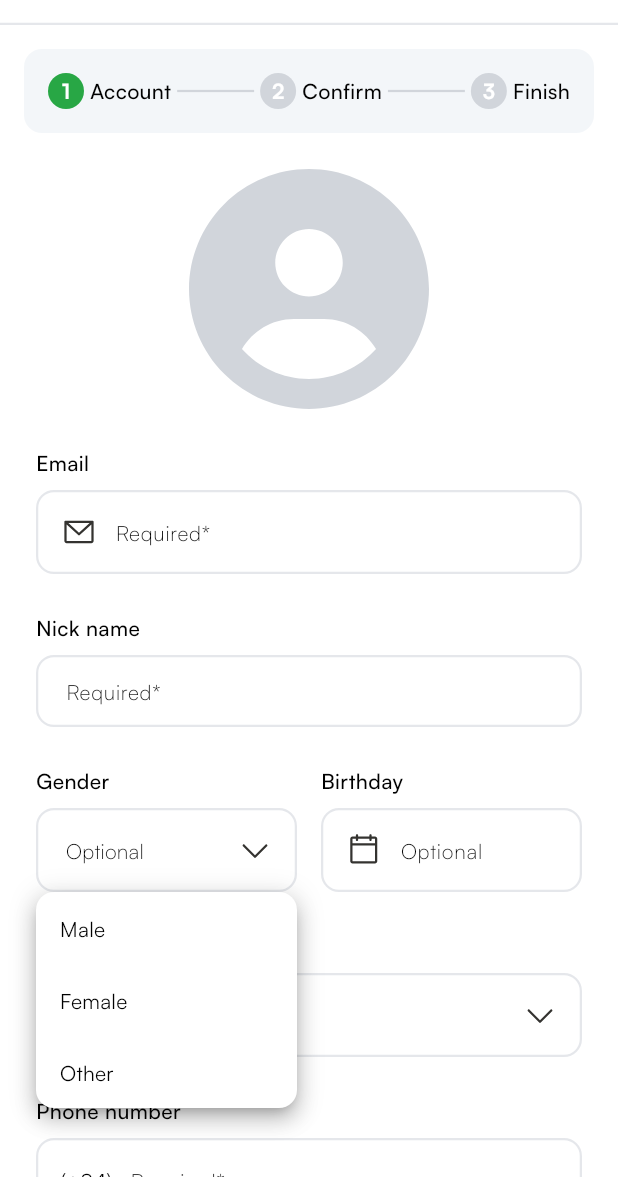
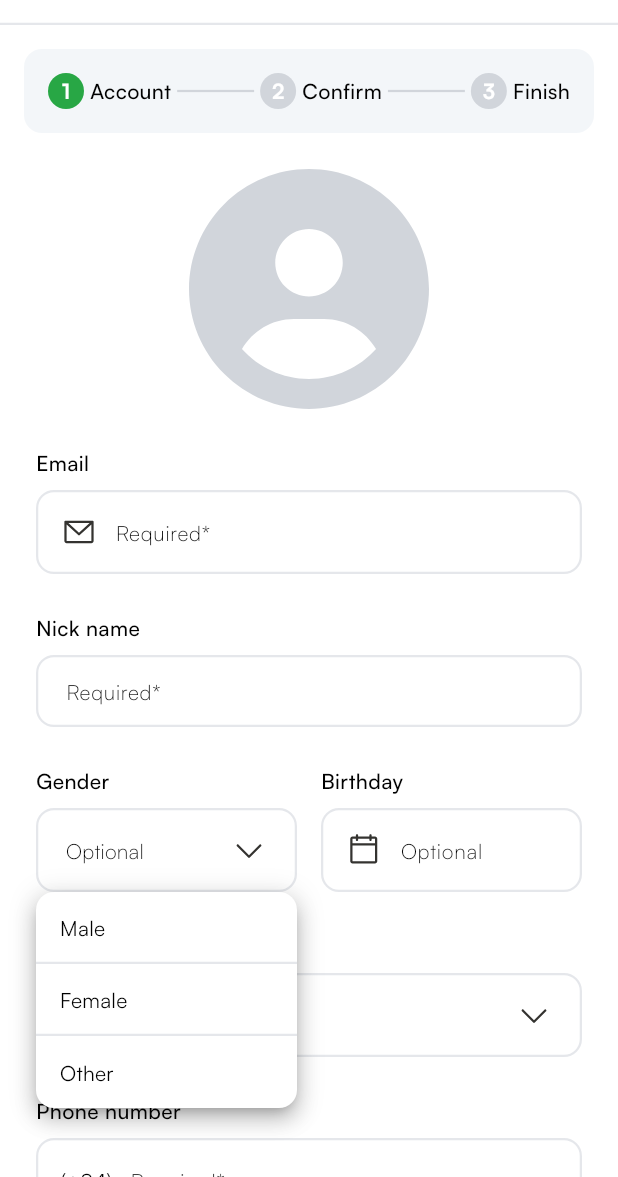
Before and after one commit to vinhppvk/janpanese-stuty-mobile, a Flutter app: the RegisterPage screen opened by its route, after a tap on "Optional", on a phone screen of 412 x 824 dp, the part 59-1236 px from its top. Run offline on Flutter 3.47's test engine with Material 3 defaults, Android fonts, the phone set to English and light mode, and no system bars; our stand-ins replace dropdown_button2, flutter_svg, get_it, go_router, image_cropper, image_picker and 1 more.

Commit message:
IHD-486: Refactor Component TextField

```diff
--- a/lib/common_components/text_field/drop_down_text_field.dart
+++ b/lib/common_components/text_field/drop_down_text_field.dart
@@ -1,7 +1,9 @@
 import 'package:dropdown_button2/dropdown_button2.dart';
 import 'package:flutter/material.dart';
+import 'package:flutter_svg/svg.dart';
 
-import '../../core/config/theme/custom_themes/dropdown_button2.dart';
+import '../../core/config/asset/icon_asset.dart';
+import '../../core/config/theme/style/color.dart';
 import '../../core/config/theme/style/font_style.dart';
 
 class DropDownTextField<T> extends StatelessWidget {
@@ -13,16 +15,22 @@ class DropDownTextField<T> extends StatelessWidget {
     this.selectedValue,
     this.onChanged,
     this.menuItemText,
+    this.menuItemBuilder,
     this.hint,
   });
 
   final String? title;
+  final String? hint;
   final TextEditingController? controller;
   final List<T> items;
   final T? selectedValue;
   final Function(T? value)? onChanged;
+
+  /// Map item to DropdownMenuItem display text
   final String Function(T item)? menuItemText;
-  final String? hint;
+
+  /// Custom DropdownMenuItem child, will ignore menuItemText
+  final Widget Function(BuildContext, T item)? menuItemBuilder;
 
   @override
   Widget build(BuildContext context) {
@@ -43,40 +51,87 @@ class DropDownTextField<T> extends StatelessWidget {
   }
 
   Widget _buildTextField(BuildContext context) {
-    Widget? hint;
-
-    if (this.hint != null) {
-      hint = Text(
-        this.hint!,
-        style: TTextStyle.getBodyMedium(
-          fontWeight: TFontWeight.light,
-        ),
-      );
-    }
-
     return DropdownButtonHideUnderline(
       child: DropdownButtonFormField2<T>(
         isExpanded: true,
-        hint: hint,
-        items: items.map(_buildMenuItem).toList(),
+        hint: hint != null
+            ? Text(
+                this.hint!,
+                style: TTextStyle.getBodyMedium(
+                  fontWeight: TFontWeight.light,
+                ),
+              )
+            : null,
+        items: List<DropdownMenuItem<T>>.generate(
+          items.length,
+          (int index) => _buildMenuItem(context, index),
+        ),
+        selectedItemBuilder: (BuildContext context) =>
+            items.map(_buildSelectedItem).toList(),
         value: selectedValue,
         onChanged: onChanged,
-        decoration: TDropDownButton2.inputDecoration,
-        buttonStyleData: TDropDownButton2.buttonStyleData,
-        menuItemStyleData: TDropDownButton2.menuItemStyleData,
-        iconStyleData: TDropDownButton2.iconStyleData,
-        dropdownStyleData: TDropDownButton2.dropDownStyleData,
+        decoration: const InputDecoration(
+          contentPadding: EdgeInsets.zero,
+        ),
+        buttonStyleData: ButtonStyleData(
+          padding: const EdgeInsets.symmetric(horizontal: 16.0),
+          height: 56.0,
+          decoration: BoxDecoration(
+            borderRadius: BorderRadius.circular(12.0),
+          ),
+        ),
+        menuItemStyleData: const MenuItemStyleData(
+          padding: EdgeInsets.zero,
+        ),
+        dropdownStyleData: DropdownStyleData(
+          padding: EdgeInsets.zero,
+          maxHeight: 240.0,
+          decoration: BoxDecoration(
+            borderRadius: BorderRadius.circular(12.0),
+          ),
+        ),
+        iconStyleData: IconStyleData(
+          icon: SvgPicture.asset(IconAsset.caretDown),
+          openMenuIcon: SvgPicture.asset(IconAsset.caretUp),
+        ),
       ),
     );
   }
 
-  DropdownMenuItem<T> _buildMenuItem(T item) {
+  DropdownMenuItem<T> _buildMenuItem(BuildContext context, int index) {
+    final T item = items[index];
+    final bool isLast = index == items.length - 1;
+
     return DropdownMenuItem<T>(
       value: item,
-      child: Text(
-        menuItemText?.call(item) ?? item.toString(),
-        style: TTextStyle.getBodyMedium(),
+      child: Container(
+        width: double.infinity,
+        height: 48.0,
+        padding: const EdgeInsets.symmetric(horizontal: 16.0),
+        alignment: Alignment.centerLeft,
+        decoration: BoxDecoration(
+          border: isLast
+              ? null
+              : const Border(
+                  bottom: BorderSide(
+                    width: 1.5,
+                    color: TColor.grey200,
+                  ),
+                ),
+        ),
+        child: menuItemBuilder?.call(context, item) ??
+            Text(
+              menuItemText?.call(item) ?? item.toString(),
+              style: TTextStyle.getBodyMedium(),
+            ),
       ),
     );
   }
+
+  Widget _buildSelectedItem(T item) {
+    return Text(
+      menuItemText?.call(item) ?? item.toString(),
+      style: TTextStyle.getBodyMedium(),
+    );
+  }
 }
--- a/lib/common_components/text_field/password_text_field.dart
+++ b/lib/common_components/text_field/password_text_field.dart
@@ -57,12 +57,15 @@ class PasswordTextField extends StatelessWidget {
               child: SvgPicture.asset(IconAsset.password),
             ),
             suffixIcon: showObscureButton
-                ? IconButton(
-                    onPressed: () {
-                      onObscureButtonPressed?.call(!obscureText);
-                    },
-                    icon: SvgPicture.asset(
-                        obscureText ? IconAsset.eyeOpen : IconAsset.eyeClose),
+                ? Padding(
+                    padding: const EdgeInsets.only(right: 4.0),
+                    child: IconButton(
+                      onPressed: () {
+                        onObscureButtonPressed?.call(!obscureText);
+                      },
+                      icon: SvgPicture.asset(
+                          obscureText ? IconAsset.eyeOpen : IconAsset.eyeClose),
+                    ),
                   )
                 : null,
           ),
--- a/lib/common_components/text_field/search_drop_down_text_field.dart
+++ b/lib/common_components/text_field/search_drop_down_text_field.dart
@@ -1,7 +1,9 @@
 import 'package:dropdown_button2/dropdown_button2.dart';
 import 'package:flutter/material.dart';
+import 'package:flutter_svg/svg.dart';
 
-import '../../core/config/theme/custom_themes/dropdown_button2.dart';
+import '../../core/config/asset/icon_asset.dart';
+import '../../core/config/theme/style/color.dart';
 import '../../core/config/theme/style/font_style.dart';
 
 class SearchDropDownTextField<T> extends StatelessWidget {
@@ -16,17 +18,24 @@ class SearchDropDownTextField<T> extends StatelessWidget {
     this.searchMatchFn,
     this.hint,
     this.searchHint,
+    this.menuItemBuilder,
   });
 
   final String? title;
+  final String? hint;
+  final String? searchHint;
   final TextEditingController? controller;
   final List<T> items;
   final T? selectedValue;
   final Function(T? value)? onChanged;
+
+  /// Map item to DropdownMenuItem display text
   final String Function(T item)? menuItemText;
+
+  /// Custom DropdownMenuItem child, will ignore menuItemText
+  final Widget Function(BuildContext, T item)? menuItemBuilder;
+
   final bool Function(DropdownMenuItem<T>, String)? searchMatchFn;
-  final String? hint;
-  final String? searchHint;
 
   @override
   Widget build(BuildContext context) {
@@ -47,28 +56,36 @@ class SearchDropDownTextField<T> extends StatelessWidget {
   }
 
   Widget _buildTextField(BuildContext context) {
-    Widget? hint;
-
-    if (this.hint != null) {
-      hint = Text(
-        this.hint!,
-        style: TTextStyle.getBodyMedium(
-          fontWeight: TFontWeight.light,
-        ),
-      );
-    }
-
     return DropdownButtonHideUnderline(
       child: DropdownButtonFormField2<T>(
         isExpanded: true,
-        hint: hint,
-        items: items.map(_buildMenuItem).toList(),
+        hint: hint != null
+            ? Text(
+                this.hint!,
+                style: TTextStyle.getBodyMedium(
+                  fontWeight: TFontWeight.light,
+                ),
+              )
+            : null,
+        items: List<DropdownMenuItem<T>>.generate(
+            items.length, (int index) => _buildMenuItem(context, index)),
+        selectedItemBuilder: (BuildContext context) =>
+            items.map(_buildSelectedItem).toList(),
         value: selectedValue,
         onChanged: onChanged,
-        decoration: TDropDownButton2.inputDecoration,
-        buttonStyleData: TDropDownButton2.buttonStyleData,
-        menuItemStyleData: TDropDownButton2.menuItemStyleData,
-        iconStyleData: TDropDownButton2.iconStyleData,
+        decoration: const InputDecoration(
+          contentPadding: EdgeInsets.zero,
+        ),
+        buttonStyleData: ButtonStyleData(
+          padding: const EdgeInsets.symmetric(horizontal: 16.0),
+          height: 56.0,
+          decoration: BoxDecoration(
+            borderRadius: BorderRadius.circular(12.0),
+          ),
+        ),
+        menuItemStyleData: const MenuItemStyleData(
+          padding: EdgeInsets.zero,
+        ),
         dropdownStyleData: DropdownStyleData(
           padding: EdgeInsets.zero,
           maxHeight: 304,
@@ -76,20 +93,14 @@ class SearchDropDownTextField<T> extends StatelessWidget {
             borderRadius: BorderRadius.circular(12.0),
           ),
         ),
+        iconStyleData: IconStyleData(
+          icon: SvgPicture.asset(IconAsset.caretDown),
+          openMenuIcon: SvgPicture.asset(IconAsset.caretUp),
+        ),
         dropdownSearchData: DropdownSearchData<T>(
           searchController: controller,
           searchInnerWidgetHeight: 64.0,
-          searchInnerWidget: Container(
-            height: 64.0,
-            padding: const EdgeInsets.all(8.0),
-            child: TextFormField(
-              controller: controller,
-              style: TTextStyle.getBodyMedium(),
-              decoration: InputDecoration(
-                hintText: searchHint,
-              ),
-            ),
-          ),
+          searchInnerWidget: _buildSearchTextField(context),
           searchMatchFn: searchMatchFn,
         ),
         //This to clear the search value when you close the menu
@@ -102,12 +113,78 @@ class SearchDropDownTextField<T> extends StatelessWidget {
     );
   }
 
-  DropdownMenuItem<T> _buildMenuItem(T item) {
+  DropdownMenuItem<T> _buildMenuItem(BuildContext context, int index) {
+    final T item = items[index];
+    final bool isLast = index == items.length - 1;
+
     return DropdownMenuItem<T>(
       value: item,
-      child: Text(
-        menuItemText?.call(item) ?? item.toString(),
+      child: Container(
+        width: double.infinity,
+        height: 48.0,
+        padding: const EdgeInsets.symmetric(horizontal: 16.0),
+        alignment: Alignment.centerLeft,
+        decoration: BoxDecoration(
+          border: isLast
+              ? null
+              : const Border(
+                  bottom: BorderSide(
+                    width: 1.5,
+                    color: TColor.grey200,
+                  ),
+                ),
+        ),
+        child: menuItemBuilder?.call(context, item) ??
+            Text(
+              menuItemText?.call(item) ?? item.toString(),
+              style: TTextStyle.getBodyMedium(),
+            ),
+      ),
+    );
+  }
+
+  Widget _buildSelectedItem(T item) {
+    return Text(
+      menuItemText?.call(item) ?? item.toString(),
+      style: TTextStyle.getBodyMedium(),
+    );
+  }
+
+  Widget _buildSearchTextField(BuildContext context) {
+    final ThemeData theme = Theme.of(context);
+
+    final OutlineInputBorder defaultBorder = OutlineInputBorder(
+      borderRadius: BorderRadius.circular(8.0),
+      borderSide: BorderSide(
+        width: 1.5,
+        color: theme.dividerColor,
+      ),
+    );
+
+    final OutlineInputBorder focusBorder = defaultBorder.copyWith(
+        borderSide: defaultBorder.borderSide.copyWith(
+      color: theme.colorScheme.primary,
+    ));
+
+    final OutlineInputBorder errorBorder = defaultBorder.copyWith(
+        borderSide: defaultBorder.borderSide.copyWith(
+      color: theme.colorScheme.error,
+    ));
+
+    return Container(
+      height: 64.0,
+      padding: const EdgeInsets.all(8.0),
+      child: TextFormField(
+        controller: controller,
         style: TTextStyle.getBodyMedium(),
+        decoration: InputDecoration(
+          hintText: searchHint,
+          enabledBorder: defaultBorder,
+          focusedBorder: focusBorder,
+          disabledBorder: defaultBorder,
+          focusedErrorBorder: errorBorder,
+          errorBorder: errorBorder,
+        ),
       ),
     );
   }
--- a/lib/core/config/theme/custom_themes/dropdown_button2.dart
+++ /dev/null
@@ -1,41 +0,0 @@
-import 'package:dropdown_button2/dropdown_button2.dart';
-import 'package:flutter/material.dart';
-import 'package:flutter_svg/svg.dart';
-
-import '../../asset/icon_asset.dart';
-
-class TDropDownButton2 {
-  const TDropDownButton2._();
-
-  static const InputDecoration inputDecoration = InputDecoration(
-    /// No need to pad here
-    contentPadding: EdgeInsets.zero,
-  );
-
-  static ButtonStyleData buttonStyleData = ButtonStyleData(
-    /// Padding for trailing icon
-    padding: const EdgeInsets.only(right: 12.0),
-    height: 56.0,
-    decoration: BoxDecoration(
-      borderRadius: BorderRadius.circular(12.0),
-    ),
-  );
-
-  static DropdownStyleData dropDownStyleData = DropdownStyleData(
-    padding: EdgeInsets.zero,
-    maxHeight: 240.0,
-    decoration: BoxDecoration(
-      borderRadius: BorderRadius.circular(12.0),
-    ),
-  );
-
-  static const MenuItemStyleData menuItemStyleData = MenuItemStyleData(
-    /// Padding for menu item
-    padding: EdgeInsets.symmetric(horizontal: 16.0),
-  );
-
-  static IconStyleData iconStyleData = IconStyleData(
-    icon: SvgPicture.asset(IconAsset.caretDown),
-    openMenuIcon: SvgPicture.asset(IconAsset.caretUp),
-  );
-}
--- a/lib/core/config/theme/custom_themes/input_decoration.dart
+++ b/lib/core/config/theme/custom_themes/input_decoration.dart
@@ -6,53 +6,45 @@ import '../style/font_style.dart';
 class TInputDecoration {
   const TInputDecoration._();
 
-  static InputDecorationTheme lightTheme = InputDecorationTheme(
-    errorMaxLines: 3,
-    contentPadding: const EdgeInsets.symmetric(
-      vertical: 12.0,
-      horizontal: 16.0,
-    ),
-    hintStyle: TTextStyle.getBodyMedium(fontWeight: TFontWeight.light),
-    labelStyle: TTextStyle.getBodyMedium(),
-    helperStyle: TTextStyle.getBodySmall(fontWeight: TFontWeight.medium),
-    errorStyle: TTextStyle.getBodySmall(
-      fontWeight: TFontWeight.medium,
-      color: TColor.error1000,
-    ),
-    enabledBorder: OutlineInputBorder(
+  static InputDecorationTheme get lightTheme {
+    final InputBorder defaultBorder = OutlineInputBorder(
       borderRadius: BorderRadius.circular(12.0),
       borderSide: const BorderSide(
         color: TColor.grey200,
         width: 1.5,
       ),
-    ),
-    focusedBorder: OutlineInputBorder(
-      borderRadius: BorderRadius.circular(12.0),
-      borderSide: const BorderSide(
+    );
+
+    final InputBorder focusBorder = defaultBorder.copyWith(
+      borderSide: defaultBorder.borderSide.copyWith(
         color: TColor.primary1000,
-        width: 1.5,
       ),
-    ),
-    disabledBorder: OutlineInputBorder(
-      borderRadius: BorderRadius.circular(12.0),
-      borderSide: const BorderSide(
-        color: TColor.grey200,
-        width: 1.5,
+    );
+
+    final InputBorder errorBorder = defaultBorder.copyWith(
+      borderSide: defaultBorder.borderSide.copyWith(
+        color: TColor.error1000,
       ),
-    ),
-    focusedErrorBorder: OutlineInputBorder(
-      borderRadius: BorderRadius.circular(12.0),
-      borderSide: const BorderSide(
+    );
+
+    return InputDecorationTheme(
+      errorMaxLines: 3,
+      contentPadding: const EdgeInsets.symmetric(
+        vertical: 12.0,
+        horizontal: 16.0,
+      ),
+      hintStyle: TTextStyle.getBodyMedium(fontWeight: TFontWeight.light),
+      labelStyle: TTextStyle.getBodyMedium(),
+      helperStyle: TTextStyle.getBodySmall(fontWeight: TFontWeight.medium),
+      errorStyle: TTextStyle.getBodySmall(
+        fontWeight: TFontWeight.medium,
         color: TColor.error1000,
-        width: 1.5,
       ),
-    ),
-    errorBorder: OutlineInputBorder(
-      borderRadius: BorderRadius.circular(12.0),
-      borderSide: const BorderSide(
-        color: TColor.error1000,
-        width: 1.5,
-      ),
-    ),
-  );
+      enabledBorder: defaultBorder,
+      focusedBorder: focusBorder,
+      disabledBorder: defaultBorder,
+      focusedErrorBorder: errorBorder,
+      errorBorder: errorBorder,
+    );
+  }
 }
```
Also changed, not shown: 10 other files.
